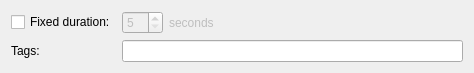
Above: client/src/ui/widgets/business/bookmark_business_action_widget.ui from networkoptix/nx_open before the change. Below: the same form after it.
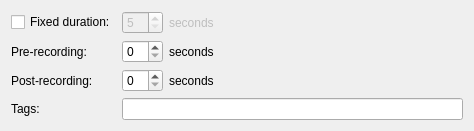
That is the form after the change.

Commit message:
VMS-1811, VMS-1787: Add settings for bookmark startTime and endTime adjustments
<==== Mercurial data ====>
Branch: dev_2.5.0_gui

The edit to the form file:
```diff
--- a/client/src/ui/widgets/business/bookmark_business_action_widget.ui
+++ b/client/src/ui/widgets/business/bookmark_business_action_widget.ui
@@ -7,7 +7,7 @@
     <x>0</x>
     <y>0</y>
     <width>474</width>
-    <height>64</height>
+    <height>116</height>
    </rect>
   </property>
   <property name="windowTitle">
@@ -21,6 +21,16 @@
      </property>
     </widget>
    </item>
+   <item row="3" column="1">
+    <widget class="QLineEdit" name="tagsLineEdit"/>
+   </item>
+   <item row="3" column="0">
+    <widget class="QLabel" name="tagsLabel">
+     <property name="text">
+      <string>Tags:</string>
+     </property>
+    </widget>
+   </item>
    <item row="0" column="1">
     <widget class="QWidget" name="durationWidget" native="true">
      <property name="enabled">
@@ -63,12 +73,104 @@
     </widget>
    </item>
    <item row="1" column="1">
-    <widget class="QLineEdit" name="tagsLineEdit"/>
+    <widget class="QWidget" name="recordBeforeWidget" native="true">
+     <property name="enabled">
+      <bool>true</bool>
+     </property>
+     <layout class="QHBoxLayout" name="horizontalLayout_4" stretch="0,1">
+      <property name="leftMargin">
+       <number>0</number>
+      </property>
+      <property name="topMargin">
+       <number>0</number>
+      </property>
+      <property name="rightMargin">
+       <number>0</number>
+      </property>
+      <property name="bottomMargin">
+       <number>0</number>
+      </property>
+      <item>
+       <widget class="QSpinBox" name="recordBeforeSpinBox">
+        <property name="suffix">
+         <string/>
+        </property>
+        <property name="minimum">
+         <number>0</number>
+        </property>
+        <property name="maximum">
+         <number>30</number>
+        </property>
+        <property name="value">
+         <number>0</number>
+        </property>
+       </widget>
+      </item>
+      <item>
+       <widget class="QLabel" name="recordBeforeSuffixLabel">
+        <property name="text">
+         <string>seconds</string>
+        </property>
+       </widget>
+      </item>
+     </layout>
+    </widget>
+   </item>
+   <item row="2" column="1">
+    <widget class="QWidget" name="recordAfterWidget" native="true">
+     <property name="enabled">
+      <bool>true</bool>
+     </property>
+     <layout class="QHBoxLayout" name="horizontalLayout_5" stretch="0,1">
+      <property name="leftMargin">
+       <number>0</number>
+      </property>
+      <property name="topMargin">
+       <number>0</number>
+      </property>
+      <property name="rightMargin">
+       <number>0</number>
+      </property>
+      <property name="bottomMargin">
+       <number>0</number>
+      </property>
+      <item>
+       <widget class="QSpinBox" name="recordAfterSpinBox">
+        <property name="suffix">
+         <string/>
+        </property>
+        <property name="minimum">
+         <number>0</number>
+        </property>
+        <property name="maximum">
+         <number>30</number>
+        </property>
+        <property name="value">
+         <number>0</number>
+        </property>
+       </widget>
+      </item>
+      <item>
+       <widget class="QLabel" name="recordAfterSuffixLabel">
+        <property name="text">
+         <string>seconds</string>
+        </property>
+       </widget>
+      </item>
+     </layout>
+    </widget>
    </item>
    <item row="1" column="0">
     <widget class="QLabel" name="label">
      <property name="text">
-      <string>Tags:</string>
+      <string>Pre-recording:</string>
+     </property>
+    </widget>
+   </item>
+   <item row="2" column="0">
+    <widget class="QLabel" name="recordAfterLabel">
+     <property name="text">
+      <string>Post-recording:</string>
      </property>
     </widget>
    </item>
```
Left out of the diff: 2 changed lines with no effect on the pictures. The commit also changes 2 other files.
